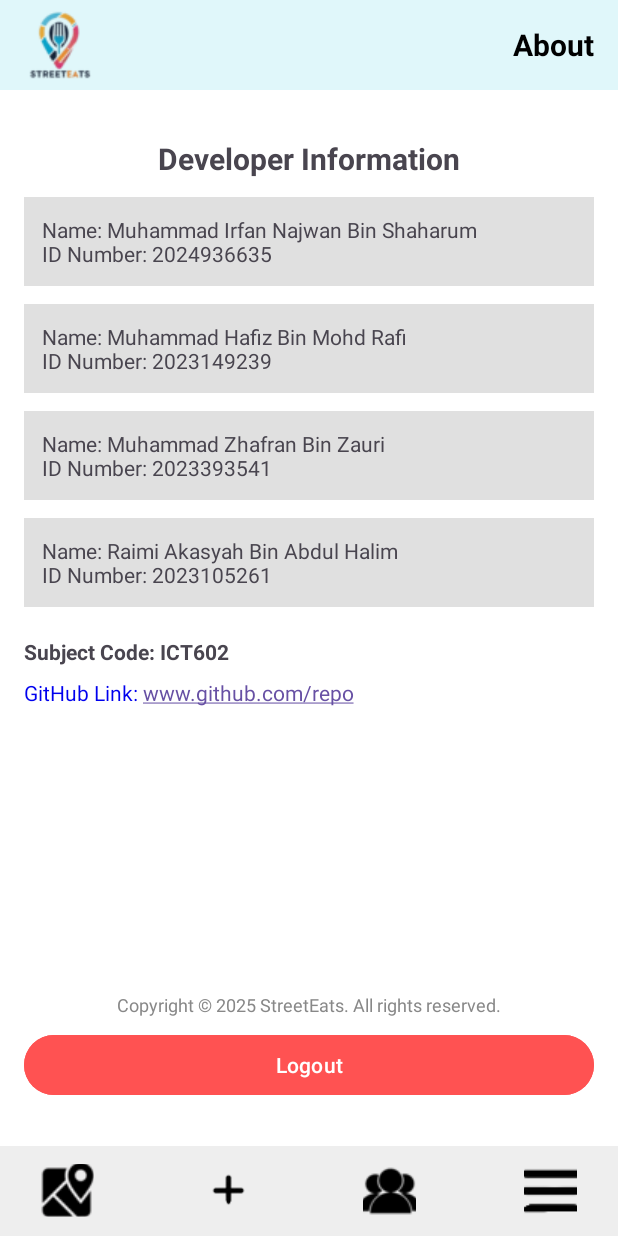
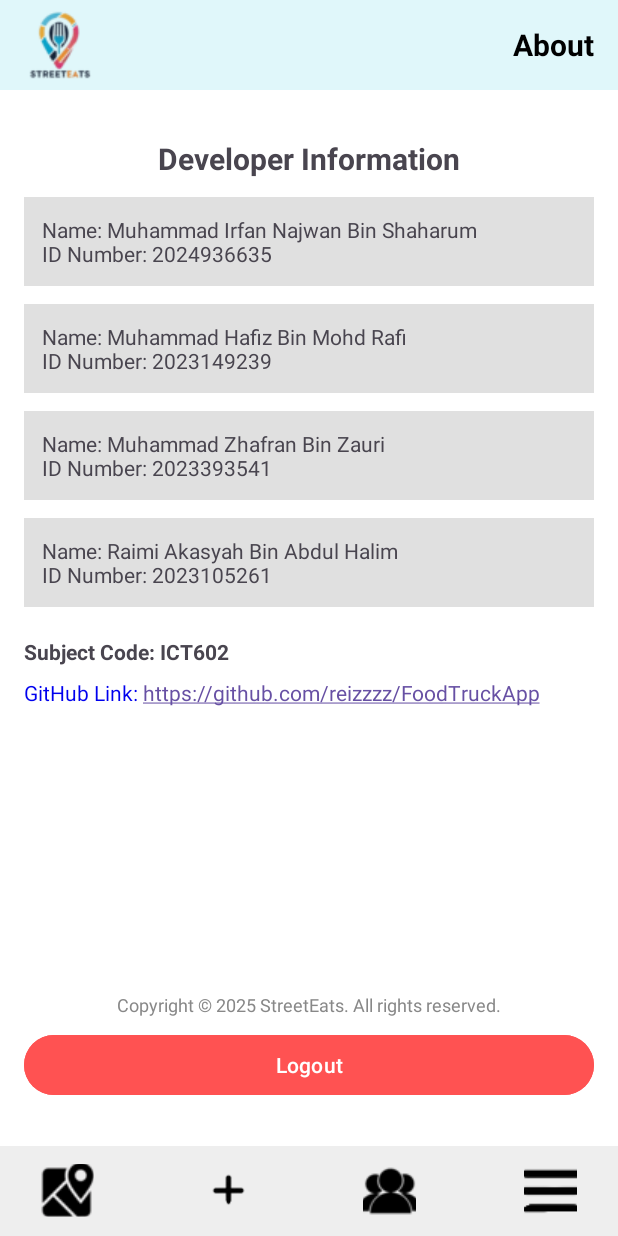
Before and after one commit to reizzzz/FoodTruckApp, an Android app: the AboutActivity screen opened directly, with no data from a screen before it, on a phone screen of 412 x 824 dp. Run offline under Robolectric (Android 15) with nearby library versions, the phone set to English and light mode, and no system bars; our stand-ins replace Firebase (no records; nobody signed in at launch, a user with empty details on screens opened directly).

Commit message:
Update activity_about.xml
update github link

```diff
--- a/app/src/main/res/layout/activity_about.xml
+++ b/app/src/main/res/layout/activity_about.xml
@@ -104,7 +104,7 @@
                 android:id="@+id/githubLink"
                 android:layout_width="wrap_content"
                 android:layout_height="wrap_content"
-                android:text="GitHub Link: www.github.com/repo"
+                android:text="GitHub Link: https://github.com/reizzzz/FoodTruckApp"
                 android:autoLink="web"
                 android:textColor="#0000EE"
                 android:layout_marginTop="8dp" />
```
